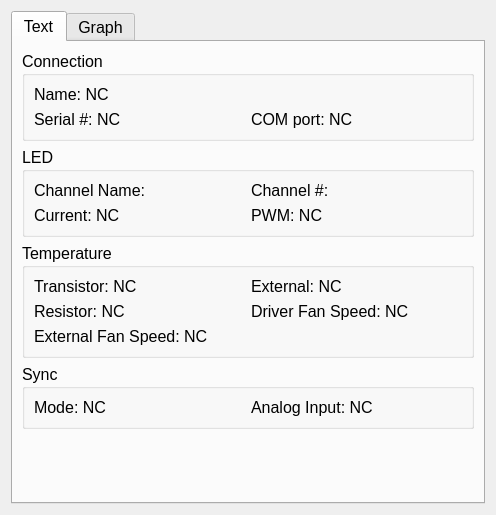
Old version of the form Software/GUI_code/Status_GUI.ui in the repository Llamero/Four_Channel_MHz_LED_Driver.
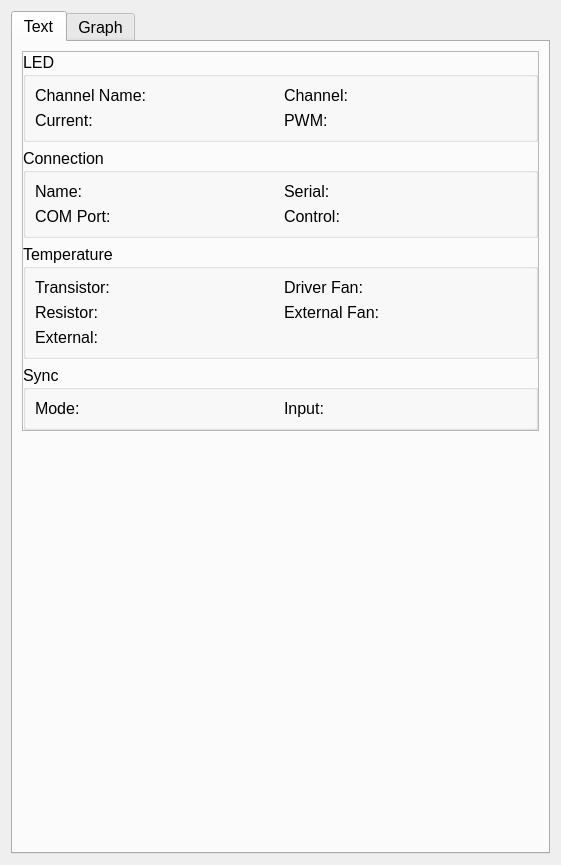
New version of the form. The open tabs and pages were chosen to show the change. Custom widgets are drawn as their Qt base class.

Commit message: Status plots animate

Patch:
```diff
--- a/Software/GUI_code/Status_GUI.ui
+++ b/Software/GUI_code/Status_GUI.ui
@@ -6,8 +6,8 @@
    <rect>
     <x>0</x>
     <y>0</y>
-    <width>496</width>
-    <height>481</height>
+    <width>561</width>
+    <height>865</height>
    </rect>
   </property>
   <property name="font">
@@ -19,8 +19,8 @@
    <string>Dialog</string>
   </property>
   <layout class="QGridLayout" name="gridLayout">
-   <item row="0" column="0" alignment="Qt::AlignTop">
-    <widget class="QTabWidget" name="tabWidget">
+   <item row="0" column="0">
+    <widget class="QTabWidget" name="main_tab">
      <property name="currentIndex">
       <number>0</number>
      </property>
@@ -28,9 +28,74 @@
       <attribute name="title">
        <string>Text</string>
       </attribute>
-      <layout class="QGridLayout" name="gridLayout_7" rowstretch="0,0,0,10">
-       <item row="1" column="0" alignment="Qt::AlignTop">
-        <widget class="QGroupBox" name="groupBox_7">
+      <layout class="QGridLayout" name="gridLayout_7" rowstretch="0,0,0,0">
+       <item row="3" column="0" alignment="Qt::AlignTop">
+        <widget class="QFrame" name="frame">
+         <property name="frameShape">
+          <enum>QFrame::StyledPanel</enum>
+         </property>
+         <property name="frameShadow">
+          <enum>QFrame::Raised</enum>
+         </property>
+         <layout class="QGridLayout" name="gridLayout_12">
+          <property name="leftMargin">
+           <number>0</number>
+          </property>
+          <property name="topMargin">
+           <number>0</number>
+          </property>
+          <property name="rightMargin">
+           <number>0</number>
+          </property>
+          <property name="bottomMargin">
+           <number>0</number>
+          </property>
+          <item row="3" column="0">
+           <widget class="QGroupBox" name="text_sync_box">
+            <property name="font">
+             <font>
+              <weight>50</weight>
+              <bold>false</bold>
+              <underline>false</underline>
+             </font>
+            </property>
+            <property name="title">
+             <string>Sync</string>
+            </property>
+            <layout class="QGridLayout" name="gridLayout_11">
+             <item row="0" column="0">
+              <widget class="QLabel" name="text_mode_label">
+               <property name="font">
+                <font>
+                 <weight>50</weight>
+                 <bold>false</bold>
+                 <underline>false</underline>
+                </font>
+               </property>
+               <property name="text">
+                <string>Mode: </string>
+               </property>
+              </widget>
+             </item>
+             <item row="0" column="1">
+              <widget class="QLabel" name="text_input_label">
+               <property name="font">
+                <font>
+                 <weight>50</weight>
+                 <bold>false</bold>
+                 <underline>false</underline>
+                </font>
+               </property>
+               <property name="text">
+                <string>Input: </string>
+               </property>
+              </widget>
+             </item>
+            </layout>
+           </widget>
+          </item>
+          <item row="0" column="0">
+           <widget class="QGroupBox" name="text_led_box">
          <property name="font">
           <font>
            <weight>50</weight>
@@ -52,7 +117,7 @@
              </font>
             </property>
             <property name="text">
-             <string>PWM: NC</string>
+                <string>PWM: </string>
             </property>
            </widget>
           </item>
@@ -66,7 +131,7 @@
              </font>
             </property>
             <property name="text">
-             <string>Current: NC</string>
+                <string>Current: </string>
             </property>
            </widget>
           </item>
@@ -80,7 +145,7 @@
              </font>
             </property>
             <property name="text">
-             <string>Channel #:</string>
+                <string>Channel:</string>
             </property>
            </widget>
           </item>
@@ -101,8 +166,8 @@
          </layout>
         </widget>
        </item>
-       <item row="2" column="0" alignment="Qt::AlignTop">
-        <widget class="QGroupBox" name="groupBox_6">
+          <item row="2" column="0">
+           <widget class="QGroupBox" name="text_temperature_box">
          <property name="font">
           <font>
            <weight>50</weight>
@@ -124,21 +189,7 @@
              </font>
             </property>
             <property name="text">
-             <string>Transistor: NC</string>
-            </property>
-           </widget>
-          </item>
-          <item row="1" column="0">
-           <widget class="QLabel" name="label_3">
-            <property name="font">
-             <font>
-              <weight>50</weight>
-              <bold>false</bold>
-              <underline>false</underline>
-             </font>
-            </property>
-            <property name="text">
-             <string>Resistor: NC</string>
+                <string>Transistor: </string>
             </property>
            </widget>
           </item>
@@ -152,12 +203,12 @@
              </font>
             </property>
             <property name="text">
-             <string>External: NC</string>
+                <string>Driver Fan: </string>
             </property>
            </widget>
           </item>
-          <item row="1" column="1">
-           <widget class="QLabel" name="label_5">
+             <item row="1" column="0">
+              <widget class="QLabel" name="text_resistor_label">
             <property name="font">
              <font>
               <weight>50</weight>
@@ -166,22 +217,12 @@
              </font>
             </property>
             <property name="text">
-             <string>Driver Fan Speed: NC</string>
+                <string>Resistor: </string>
             </property>
            </widget>
           </item>
           <item row="2" column="0">
-           <widget class="QLabel" name="label_19">
-            <property name="text">
-             <string>External Fan Speed: NC</string>
-            </property>
-           </widget>
-          </item>
-         </layout>
-        </widget>
-       </item>
-       <item row="3" column="0" alignment="Qt::AlignTop">
-        <widget class="QGroupBox" name="groupBox_8">
+              <widget class="QLabel" name="text_external_label">
          <property name="font">
           <font>
            <weight>50</weight>
@@ -189,43 +230,23 @@
            <underline>false</underline>
           </font>
          </property>
-         <property name="title">
-          <string>Sync</string>
-         </property>
-         <layout class="QGridLayout" name="gridLayout_11">
-          <item row="0" column="0">
-           <widget class="QLabel" name="label_17">
-            <property name="font">
-             <font>
-              <weight>50</weight>
-              <bold>false</bold>
-              <underline>false</underline>
-             </font>
-            </property>
             <property name="text">
-             <string>Mode: NC</string>
+                <string>External: </string>
             </property>
            </widget>
           </item>
-          <item row="0" column="1">
-           <widget class="QLabel" name="label_18">
-            <property name="font">
-             <font>
-              <weight>50</weight>
-              <bold>false</bold>
-              <underline>false</underline>
-             </font>
-            </property>
+             <item row="1" column="1">
+              <widget class="QLabel" name="text_external_fan_label">
             <property name="text">
-             <string>Analog Input: NC</string>
+                <string>External Fan: </string>
             </property>
            </widget>
           </item>
          </layout>
         </widget>
        </item>
-       <item row="0" column="0" alignment="Qt::AlignTop">
-        <widget class="QGroupBox" name="groupBox_5">
+          <item row="1" column="0">
+           <widget class="QGroupBox" name="text_connection_box">
          <property name="font">
           <font>
            <weight>50</weight>
@@ -239,6 +260,38 @@
           <string>Connection</string>
          </property>
          <layout class="QGridLayout" name="gridLayout_9">
+             <item row="0" column="1">
+              <widget class="QLabel" name="text_serial_label">
+               <property name="font">
+                <font>
+                 <weight>50</weight>
+                 <italic>false</italic>
+                 <bold>false</bold>
+                 <underline>false</underline>
+                 <strikeout>false</strikeout>
+                </font>
+               </property>
+               <property name="text">
+                <string>Serial: </string>
+               </property>
+              </widget>
+             </item>
+             <item row="0" column="0">
+              <widget class="QLabel" name="text_name_label">
+               <property name="font">
+                <font>
+                 <weight>50</weight>
+                 <italic>false</italic>
+                 <bold>false</bold>
+                 <underline>false</underline>
+                 <strikeout>false</strikeout>
+                </font>
+               </property>
+               <property name="text">
+                <string>Name: </string>
+               </property>
+              </widget>
+             </item>
           <item row="1" column="0">
            <widget class="QLabel" name="label_7">
             <property name="font">
@@ -251,40 +304,18 @@
              </font>
             </property>
             <property name="text">
-             <string>Serial #: NC</string>
+                <string>COM Port: </string>
             </property>
            </widget>
           </item>
           <item row="1" column="1">
-           <widget class="QLabel" name="label_8">
-            <property name="font">
-             <font>
-              <weight>50</weight>
-              <italic>false</italic>
-              <bold>false</bold>
-              <underline>false</underline>
-              <strikeout>false</strikeout>
-             </font>
-            </property>
+              <widget class="QLabel" name="text_control_label">
             <property name="text">
-             <string>COM port: NC</string>
+                <string>Control:</string>
             </property>
            </widget>
           </item>
-          <item row="0" column="0" colspan="2">
-           <widget class="QLabel" name="label_6">
-            <property name="font">
-             <font>
-              <weight>50</weight>
-              <italic>false</italic>
-              <bold>false</bold>
-              <underline>false</underline>
-              <strikeout>false</strikeout>
-             </font>
-            </property>
-            <property name="text">
-             <string>Name: NC</string>
-            </property>
+            </layout>
            </widget>
           </item>
          </layout>
```
Left out of the diff: 51 changed lines with no effect on the pictures. Lines whose indentation alone changed are shown as unchanged. The commit also changes 15 other files.
